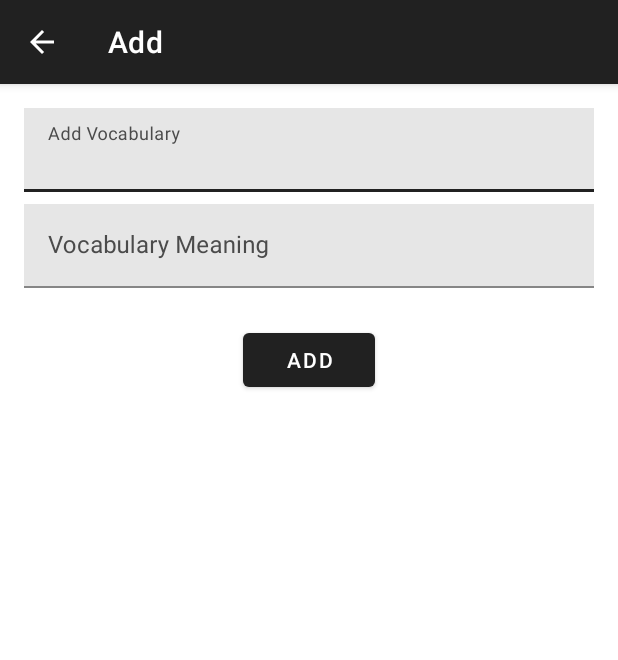
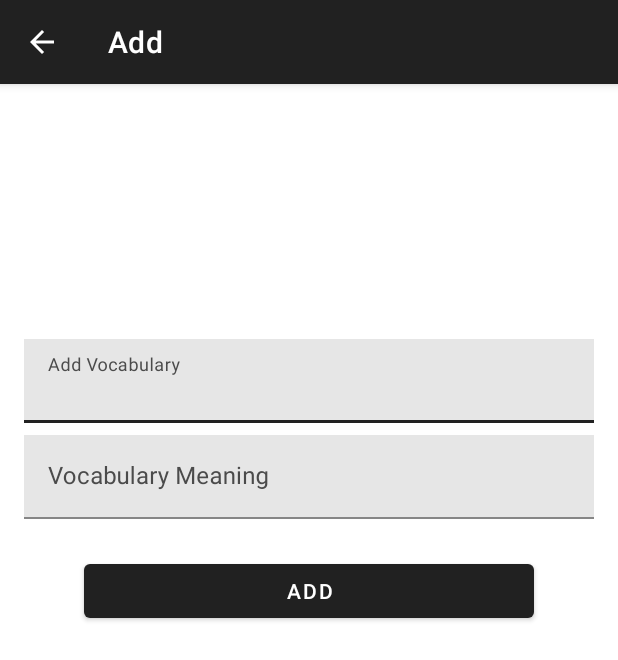
Before and after one commit to yudahendriawan/Vocabulary-Builder-MVVM-Clean-Architecture-RoomDB, an Android app: the screen it shows after launch (AddVocabularyDialogActivity), after a tap on an icon or button, on a phone screen of 412 x 824 dp. Shown: the top 660 px of the screen. Run offline under Robolectric (Android 15) with nearby library versions, the phone set to English and light mode, and no system bars; our stand-ins replace Room's generated code.

Commit message:
Update: Design Add/Update, Add Total Vocab

```diff
--- a/app/src/main/java/com/yudahendriawan/vocabularybuilder/ui/ListVocabularyActivity.kt
+++ b/app/src/main/java/com/yudahendriawan/vocabularybuilder/ui/ListVocabularyActivity.kt
@@ -1,5 +1,6 @@
 package com.yudahendriawan.vocabularybuilder.ui
 
+import android.annotation.SuppressLint
 import android.content.Intent
 import androidx.appcompat.app.AppCompatActivity
 import android.os.Bundle
@@ -21,6 +22,7 @@ class ListVocabularyActivity : AppCompatActivity() {
     private val adapter = ListVocabularyAdapter()
     private lateinit var viewModel: VocabularyViewModel
 
+    @SuppressLint("SetTextI18n")
     override fun onCreate(savedInstanceState: Bundle?) {
         super.onCreate(savedInstanceState)
         binding = ActivityListVocabularyBinding.inflate(layoutInflater)
@@ -37,6 +39,7 @@ class ListVocabularyActivity : AppCompatActivity() {
 
         viewModel.getAllVocabulary.observe(this, {
             adapter.setData(it)
+            binding.tvVocabularyTotal.text = "Vocabulary Total : ${it.size}"
             adapter.setOnVocabListener(object : ListVocabularyAdapter.IVocabularyClickListener {
                 override fun onVocabClick(vocabulary: Vocabulary) {
                     startActivity(
--- a/app/src/main/res/layout/activity_add_vocabulary_dialog.xml
+++ b/app/src/main/res/layout/activity_add_vocabulary_dialog.xml
@@ -3,7 +3,7 @@
     xmlns:app="http://schemas.android.com/apk/res-auto"
     xmlns:tools="http://schemas.android.com/tools"
     android:layout_width="match_parent"
-    android:layout_height="wrap_content"
+    android:layout_height="match_parent"
     android:paddingBottom="32dp"
     android:background="@color/white"
     tools:context=".ui.AddVocabularyDialogActivity">
@@ -13,23 +13,24 @@
         android:layout_width="match_parent"
         android:layout_height="wrap_content"
         android:layout_marginStart="16dp"
-        android:layout_marginTop="16dp"
         android:layout_marginEnd="16dp"
         android:background="@color/lightGrey"
         android:hint="Add Vocabulary"
+        android:textColorHint="@color/darkGrey"
         app:boxStrokeColor="@color/black"
         app:hintTextColor="@color/darkGrey"
-        android:textColorHint="@color/darkGrey"
+        app:layout_constraintBottom_toBottomOf="parent"
         app:layout_constraintEnd_toEndOf="parent"
         app:layout_constraintStart_toStartOf="parent"
-        app:layout_constraintTop_toTopOf="parent">
+        app:layout_constraintTop_toTopOf="parent"
+        app:layout_constraintVertical_bias="0.25">
 
         <com.google.android.material.textfield.TextInputEditText
             android:id="@+id/tiet_add_vocabulary"
+            android:layout_width="match_parent"
+            android:layout_height="wrap_content"
             android:background="@color/lightGrey"
-            android:layout_width="match_parent"
-            android:textColor="@color/black"
-            android:layout_height="wrap_content" />
+            android:textColor="@color/black" />
     </com.google.android.material.textfield.TextInputLayout>
 
     <com.google.android.material.textfield.TextInputLayout
@@ -59,7 +60,7 @@
 
     <com.google.android.material.button.MaterialButton
         android:id="@+id/button_execute"
-        android:layout_width="wrap_content"
+        android:layout_width="300dp"
         android:layout_height="wrap_content"
         android:layout_marginTop="24dp"
         android:text="ADD"
@@ -70,7 +71,7 @@
 
     <com.google.android.material.button.MaterialButton
         android:id="@+id/tv_remove_vocabulary"
-        android:layout_width="wrap_content"
+        android:layout_width="300dp"
         android:layout_height="wrap_content"
         android:layout_marginTop="16dp"
         android:clickable="true"
```
Also changed, not shown: app/src/main/res/layout/activity_list_vocabulary.xml (+18 -4 lines).
